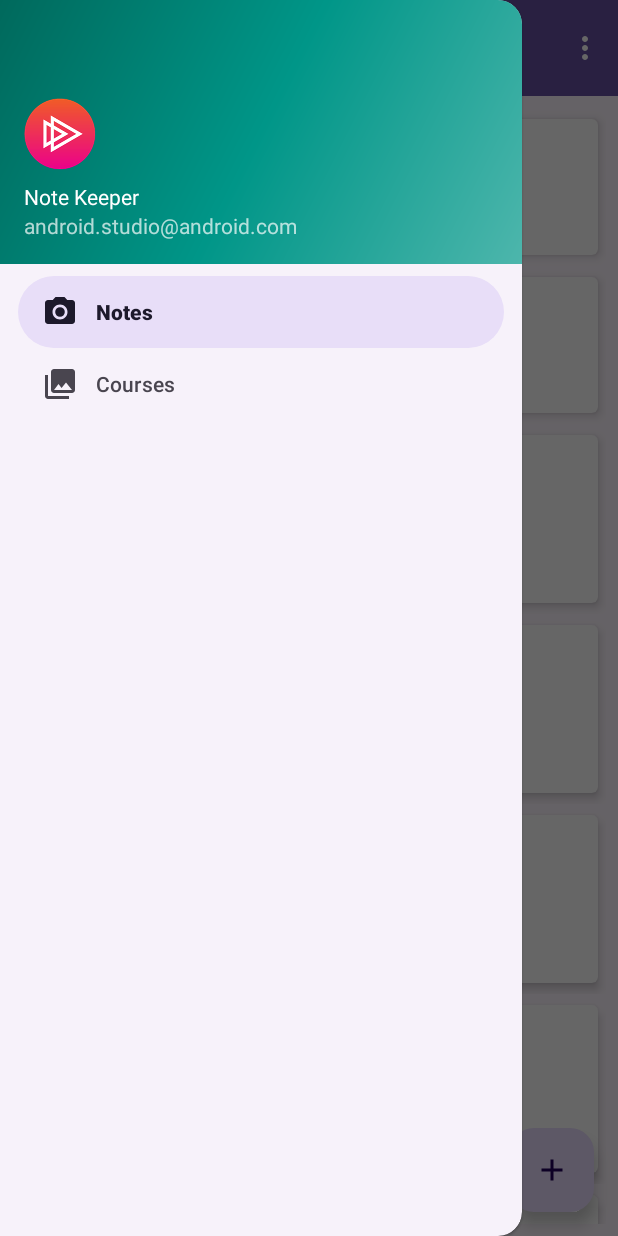
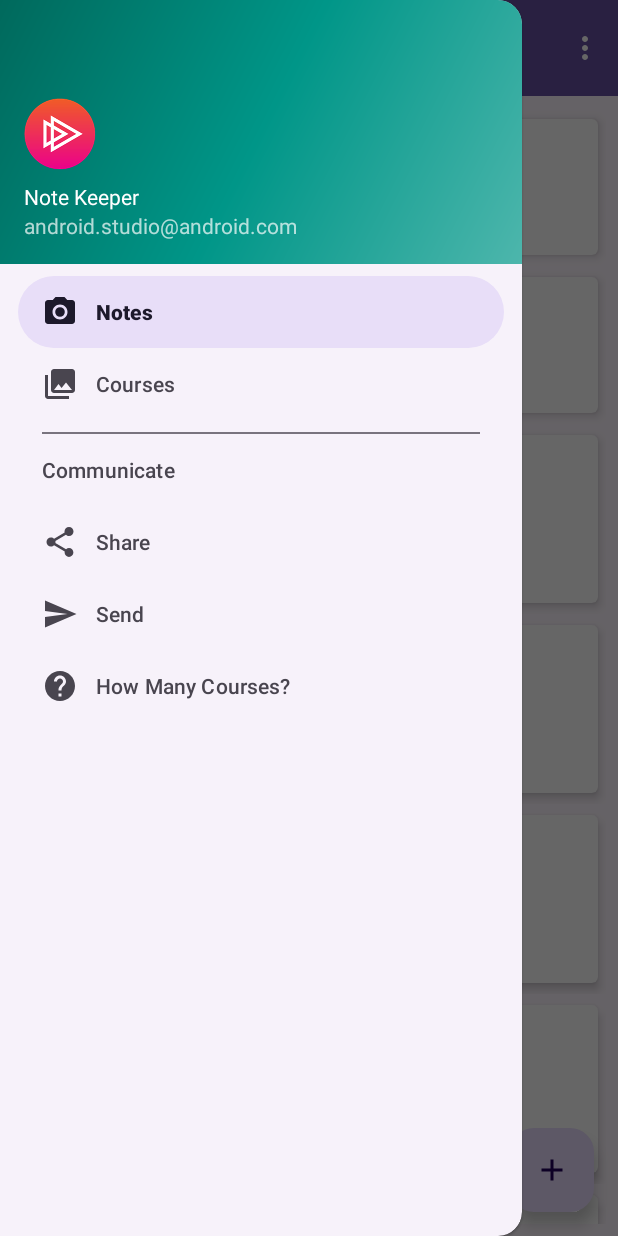
Before and after one commit to Mark-lee-coder/NoteKeeperApp, an Android app: the screen it shows after launch (ItemsActivity), with the side drawer open, on a phone screen of 412 x 824 dp. Run offline under Robolectric (Android 15) with nearby library versions, the phone set to English and light mode, and no system bars; our stand-ins replace navigation-ui.

Commit message:
Init Commit

```diff
--- a/app/src/main/java/com/example/notekeeperapp/activities/ItemsActivity.kt
+++ b/app/src/main/java/com/example/notekeeperapp/activities/ItemsActivity.kt
@@ -17,6 +17,7 @@ import com.example.notekeeperapp.adapters.CourseRecyclerAdapter
 import com.example.notekeeperapp.adapters.NoteRecyclerAdapter
 import com.example.notekeeperapp.databinding.ActivityItemsBinding
 import com.google.android.material.navigation.NavigationView
+import com.google.android.material.snackbar.Snackbar
 import kotlinx.android.synthetic.main.activity_items.*
 import kotlinx.android.synthetic.main.app_bar_items.*
 import kotlinx.android.synthetic.main.content_items.*
@@ -34,8 +35,9 @@ class ItemsActivity : AppCompatActivity(), NavigationView.OnNavigationItemSelect
         NoteRecyclerAdapter(this, DataManager.notes)
     }
 
+    /**course_grid_span is found in the ui_constants.xml file in values folder*/
     private val courseLayoutManager by lazy {
-        GridLayoutManager(this, 2)
+        GridLayoutManager(this, resources.getInteger(R.integer.course_grid_span))
     }
 
     private val courseRecyclerAdapter by lazy {
@@ -117,6 +119,17 @@ class ItemsActivity : AppCompatActivity(), NavigationView.OnNavigationItemSelect
             R.id.nav_courses -> {
                 displayCourses()
             }
+            R.id.nav_share -> {
+                Snackbar.make(listItems, "Share where?", Snackbar.LENGTH_LONG).show()
+            }
+            R.id.nav_send -> {
+                Snackbar.make(listItems, "Send where?", Snackbar.LENGTH_LONG).show()
+            }
+            /**nav_how_many_message_format can be found in strings.xml under values folder*/
+            R.id.nav_how_many -> {
+                val message = getString(R.string.nav_how_many_message_format, DataManager.notes.size, DataManager.courses.size)
+                Snackbar.make(listItems, message, Snackbar.LENGTH_LONG).show()
+            }
         }
         drawer_layout.closeDrawer(GravityCompat.START)
         return true
--- /dev/null
+++ b/app/src/main/res/drawable/ic_baseline_help_24.xml
@@ -0,0 +1,5 @@
+<vector android:height="24dp" android:tint="#000000"
+    android:viewportHeight="24" android:viewportWidth="24"
+    android:width="24dp" xmlns:android="http://schemas.android.com/apk/res/android">
+    <path android:fillColor="@android:color/white" android:pathData="M12,2C6.48,2 2,6.48 2,12s4.48,10 10,10 10,-4.48 10,-10S17.52,2 12,2zM13,19h-2v-2h2v2zM15.07,11.25l-0.9,0.92C13.45,12.9 13,13.5 13,15h-2v-0.5c0,-1.1 0.45,-2.1 1.17,-2.83l1.24,-1.26c0.37,-0.36 0.59,-0.86 0.59,-1.41 0,-1.1 -0.9,-2 -2,-2s-2,0.9 -2,2L8,9c0,-2.21 1.79,-4 4,-4s4,1.79 4,4c0,0.88 -0.36,1.68 -0.93,2.25z"/>
+</vector>
--- /dev/null
+++ b/app/src/main/res/drawable/ic_menu_send.xml
@@ -0,0 +1,9 @@
+<vector xmlns:android="http://schemas.android.com/apk/res/android"
+    android:width="24dp"
+    android:height="24dp"
+    android:viewportHeight="24.0"
+    android:viewportWidth="24.0">
+    <path
+        android:fillColor="#FF000000"
+        android:pathData="M2.01,21L23,12 2.01,3 2,10l15,2 -15,2z" />
+</vector>
--- /dev/null
+++ b/app/src/main/res/drawable/ic_menu_share.xml
@@ -0,0 +1,9 @@
+<vector xmlns:android="http://schemas.android.com/apk/res/android"
+    android:width="24dp"
+    android:height="24dp"
+    android:viewportHeight="24.0"
+    android:viewportWidth="24.0">
+    <path
+        android:fillColor="#FF000000"
+        android:pathData="M18,16.08c-0.76,0 -1.44,0.3 -1.96,0.77L8.91,12.7c0.05,-0.23 0.09,-0.46 0.09,-0.7s-0.04,-0.47 -0.09,-0.7l7.05,-4.11c0.54,0.5 1.25,0.81 2.04,0.81 1.66,0 3,-1.34 3,-3s-1.34,-3 -3,-3 -3,1.34 -3,3c0,0.24 0.04,0.47 0.09,0.7L8.04,9.81C7.5,9.31 6.79,9 6,9c-1.66,0 -3,1.34 -3,3s1.34,3 3,3c0.79,0 1.5,-0.31 2.04,-0.81l7.12,4.16c-0.05,0.21 -0.08,0.43 -0.08,0.65 0,1.61 1.31,2.92 2.92,2.92 1.61,0 2.92,-1.31 2.92,-2.92s-1.31,-2.92 -2.92,-2.92z" />
+</vector>
--- a/app/src/main/res/drawable/orange_rectangle.xml
+++ b/app/src/main/res/drawable/orange_rectangle.xml
@@ -1,7 +1,7 @@
 <?xml version="1.0" encoding="utf-8"?>
 <shape xmlns:android="http://schemas.android.com/apk/res/android"
     android:shape="rectangle">
-    <solid android:color="@color/pluralsight_orange"/>
+    <!--<solid android:color="@color/pluralsight_orange"/>-->
     <stroke android:width="2dp" android:color="@color/black"/>
     <corners android:radius="2dp"/>
 
--- a/app/src/main/res/menu/activity_items_drawer.xml
+++ b/app/src/main/res/menu/activity_items_drawer.xml
@@ -13,4 +13,22 @@
             android:icon="@drawable/ic_menu_gallery"
             android:title="Courses" />
     </group>
+
+    <item android:title="Communicate">
+        <menu>
+            <item
+                android:id="@+id/nav_share"
+                android:icon="@drawable/ic_menu_share"
+                android:title="Share" />
+            <item
+                android:id="@+id/nav_send"
+                android:icon="@drawable/ic_menu_send"
+                android:title="Send" />
+            <item
+                android:id="@+id/nav_how_many"
+                android:icon="@drawable/ic_baseline_help_24"
+                android:title="How Many Courses?" />
+        </menu>
+    </item>
+
 </menu>
--- /dev/null
+++ b/app/src/main/res/values-w640dp/ui_constants.xml
@@ -0,0 +1,4 @@
+<?xml version="1.0" encoding="utf-8"?>
+<resources>
+    <integer name="course_grid_span">3</integer>
+</resources>
--- a/app/src/main/res/values/strings.xml
+++ b/app/src/main/res/values/strings.xml
@@ -50,6 +50,7 @@
     <string name="nav_header_title">Android Studio</string>
     <string name="nav_header_subtitle">android.studio@android.com</string>
     <string name="nav_header_desc">Navigation header</string>
+    <string name="nav_how_many_message_format">%2$d Courses and %1$d Notes</string>
 
     <string name="menu_home">Home</string>
     <string name="menu_gallery">Gallery</string>
--- /dev/null
+++ b/app/src/main/res/values/ui_constants.xml
@@ -0,0 +1,4 @@
+<?xml version="1.0" encoding="utf-8"?>
+<resources>
+    <integer name="course_grid_span">2</integer>
+</resources>
```
